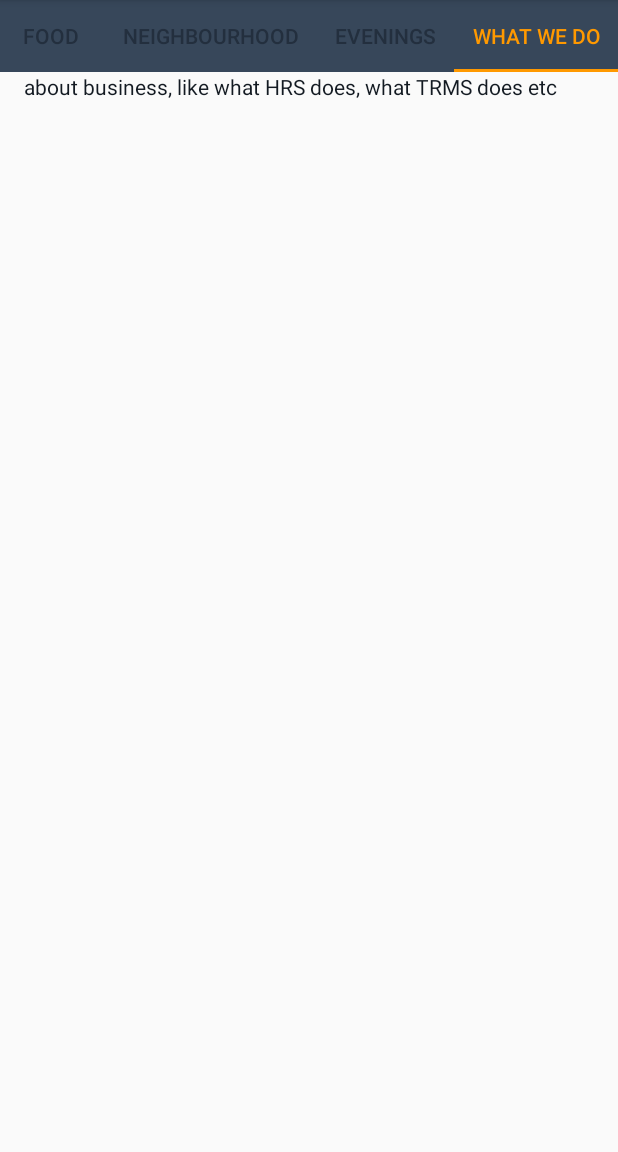
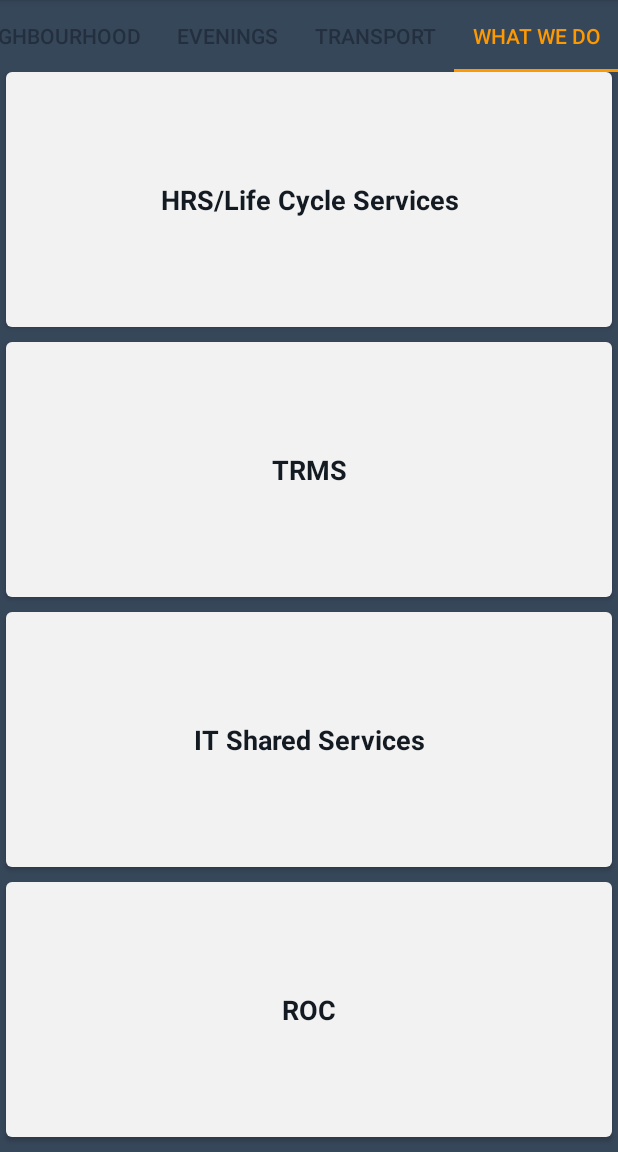
Before and after one commit to wuujcik/PRG14, an Android app: the screen it shows after launch (MainActivity), tab 5 chosen, on a phone screen of 412 x 824 dp, the part 84-1236 px from its top. Run offline under Robolectric (Android 15) with nearby library versions, the phone set to English and light mode, and no system bars.

```diff
--- a/app/src/main/java/com/wuujcik/prg14/Place.java
+++ b/app/src/main/java/com/wuujcik/prg14/Place.java
@@ -7,7 +7,7 @@ package com.wuujcik.prg14;
 public class Place {
 
     private String mTitle;
-    private String mAddress;
+    private String mDescription;
     private int mIcon = NO_IMAGE_PROVIDED;
     private static final int NO_IMAGE_PROVIDED = -1;
     private String mWebsite;
@@ -18,9 +18,9 @@ public class Place {
     //@param description is the short description of the place described
     //@param icon is the ID of the drawable resource image that should be displayed
     //@param www is the website of the place
-    public Place(String title, String address, int icon, String website){
+    public Place(String title, String description, int icon, String website){
         mTitle = title;
-        mAddress = address;
+        mDescription = description;
         mIcon = icon;
         mWebsite = website;
     }
@@ -29,9 +29,9 @@ public class Place {
     //@param title is the name of the place described
     //@param description is the short description of the place described
     //@param icon is the ID of the drawable resource image that should be displayed
-    public Place(String title, String address, int icon){
+    public Place(String title, String description, int icon){
         mTitle = title;
-        mAddress = address;
+        mDescription = description;
         mIcon = icon;
     }
 
@@ -39,31 +39,32 @@ public class Place {
     //@param title is the name of the place described
     //@param description is the short description of the place described
     //@param www is the website of the place
-    public Place(String title, String address, String website){
+    public Place(String title, String description, String website){
         mTitle = title;
-        mAddress = address;
+        mDescription = description;
         mWebsite = website;
     }
 
     //Create a new Place object
     //@param title is the name of the place described
     //@param description is the short description of the place described
-    public Place(String title, String address){
+    public Place(String title, String description){
         mTitle = title;
-        mAddress = address;
+        mDescription = description;
     }
 
     public String getmTitle() {
         return mTitle;
     }
 
-    public String getmAddress() {
-        return mAddress;
+    public String getmDescription() {
+        return mDescription;
     }
 
     public int getmIcon() {
         return mIcon;
     }
+
     public String getmWebsite() {
         return mWebsite;
     }
--- a/app/src/main/java/com/wuujcik/prg14/PlaceAdapter.java
+++ b/app/src/main/java/com/wuujcik/prg14/PlaceAdapter.java
@@ -40,8 +40,8 @@ public class PlaceAdapter extends ArrayAdapter<Place> {
 
         // Get the physical address of the place from the current Place object and
         // set this text on the element_address TextView
-        TextView addressTextView = listItemView.findViewById(R.id.element_address);
-        addressTextView.setText(currentPlace.getmAddress());
+        TextView addressTextView = listItemView.findViewById(R.id.element_description);
+        addressTextView.setText(currentPlace.getmDescription());
 
         //checks if there is an image that should be shown on the ListView
         // and makes it disappear if not
--- a/app/src/main/java/com/wuujcik/prg14/SimplePagerAdapter.java
+++ b/app/src/main/java/com/wuujcik/prg14/SimplePagerAdapter.java
@@ -11,6 +11,7 @@ import com.wuujcik.prg14.fragments.FoodFragment;
 import com.wuujcik.prg14.fragments.LocationFragment;
 import com.wuujcik.prg14.fragments.NeighbourhoodFragment;
 import com.wuujcik.prg14.fragments.TransportFragment;
+import com.wuujcik.prg14.fragments.TransportationFragment;
 
 
 public class SimplePagerAdapter extends FragmentPagerAdapter {
@@ -23,10 +24,10 @@ public class SimplePagerAdapter extends FragmentPagerAdapter {
     public Fragment getItem(int position) {
         switch (position) {
             case 0: return new LocationFragment();
-            case 1: return new TransportFragment();
-            case 2: return new FoodFragment();
-            case 3: return new NeighbourhoodFragment();
-            case 4: return new EveningsFragment();
+            case 1: return new FoodFragment();
+            case 2: return new NeighbourhoodFragment();
+            case 3: return new EveningsFragment();
+            case 4: return new TransportationFragment();
             case 5: return new BusinessesFragment();
         }
         return null;
@@ -43,10 +44,10 @@ public class SimplePagerAdapter extends FragmentPagerAdapter {
     public CharSequence getPageTitle(int position) {
         switch (position){
             case 0: return "Location";
-            case 1: return "Transport";
-            case 2: return "Food";
-            case 3: return "Neighbourhood";
-            case 4: return "Evenings";
+            case 1: return "Food";
+            case 2: return "Neighbourhood";
+            case 3: return "Evenings";
+            case 4: return "Transport";
             case 5: return "what we do";
         }return null;
     }
--- a/app/src/main/res/layout/fragment_businesses.xml
+++ b/app/src/main/res/layout/fragment_businesses.xml
@@ -1,15 +1,33 @@
 <?xml version="1.0" encoding="utf-8"?>
-<FrameLayout xmlns:android="http://schemas.android.com/apk/res/android"
+<LinearLayout xmlns:android="http://schemas.android.com/apk/res/android"
     xmlns:tools="http://schemas.android.com/tools"
     android:layout_width="match_parent"
     android:layout_height="match_parent"
-    tools:context=".fragments.BusinessesFragment">
+    android:background="@color/amzn_blue"
+    android:orientation="vertical"
+    tools:context="com.wuujcik.prg14.MainActivity">
 
-    <!-- TODO: Update blank fragment layout -->
-    <TextView
-        android:layout_width="match_parent"
-        android:layout_height="match_parent"
-        style="@style/text"
-        android:text="about business, like what HRS does, what TRMS does etc" />
 
-</FrameLayout>
+    <Button
+        style="@style/CategoryStyle"
+        android:text="HRS/Life Cycle Services"
+        android:onClick="button_neighbour_atm"/>
+
+    <Button
+        style="@style/CategoryStyle"
+        android:text="TRMS"
+        android:onClick="button_button_neighbour_post_office"/>
+
+
+    <Button
+        style="@style/CategoryStyle"
+        android:text="IT Shared Services"
+        android:onClick="button_neighbour_fittness"/>
+
+    <Button
+        style="@style/CategoryStyle"
+        android:text="ROC"
+        android:onClick="button_neighbour_medical"/>
+
+
+</LinearLayout>
--- a/app/src/main/res/layout/list_item.xml
+++ b/app/src/main/res/layout/list_item.xml
@@ -33,7 +33,7 @@
             />
 
         <TextView
-            android:id="@+id/element_address"
+            android:id="@+id/element_description"
             android:layout_width="match_parent"
             android:layout_height="wrap_content"
             style="@style/text_list"
```
Also changed, not shown: app/src/main/java/com/wuujcik/prg14/fragments/TransportationFragment.java (added, +79 -0 lines), app/src/main/res/values/strings.xml (+30 -2 lines).
